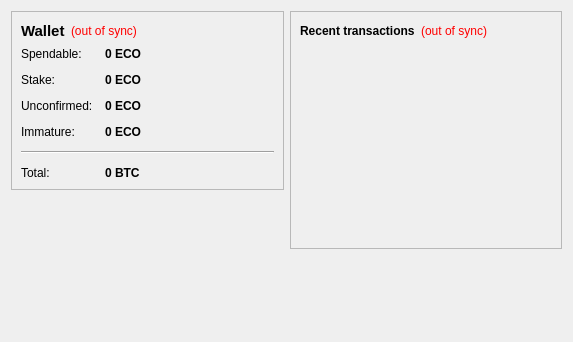
Qt form ecoin/src/qt/forms/overviewpage.ui (epsylon/ecoin) before a commit.
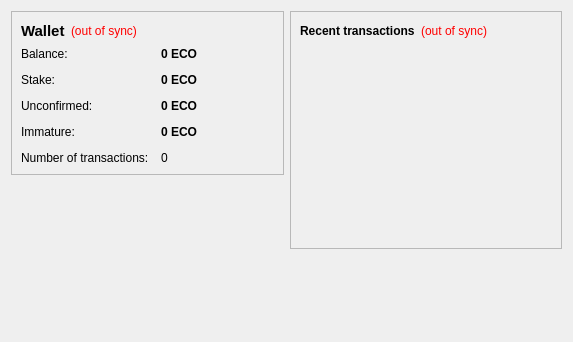
The same form after that commit.

```diff
--- a/ecoin/src/qt/forms/overviewpage.ui
+++ b/ecoin/src/qt/forms/overviewpage.ui
@@ -86,7 +86,7 @@
           <item row="0" column="0">
            <widget class="QLabel" name="label">
             <property name="text">
-             <string>Spendable:</string>
+             <string>Balance:</string>
             </property>
            </widget>
           </item>
@@ -196,39 +196,20 @@
             </property>
            </widget>
           </item>
-          <item row="4" column="0" colspan="2">
-           <widget class="Line" name="line">
-            <property name="orientation">
-             <enum>Qt::Horizontal</enum>
-            </property>
-           </widget>
-          </item>
-          <item row="5" column="0">
-           <widget class="QLabel" name="labelTotalText">
+          <item row="4" column="0">
+           <widget class="QLabel" name="label_2">
             <property name="text">
-             <string>Total:</string>
+             <string>Number of transactions:</string>
             </property>
            </widget>
           </item>
-          <item row="5" column="1">
-           <widget class="QLabel" name="labelTotal">
-            <property name="font">
-             <font>
-              <weight>75</weight>
-              <bold>true</bold>
-             </font>
-            </property>
-            <property name="cursor">
-             <cursorShape>IBeamCursor</cursorShape>
-            </property>
+          <item row="4" column="1">
+           <widget class="QLabel" name="labelNumTransactions">
             <property name="toolTip">
              <string>Your current total balance</string>
             </property>
             <property name="text">
-             <string notr="true">0 BTC</string>
-            </property>
-            <property name="textInteractionFlags">
-             <set>Qt::LinksAccessibleByMouse|Qt::TextSelectableByKeyboard|Qt::TextSelectableByMouse</set>
+             <string notr="true">0</string>
             </property>
            </widget>
           </item>
```
Left out of the diff: 4 changed lines with no effect on the pictures.
